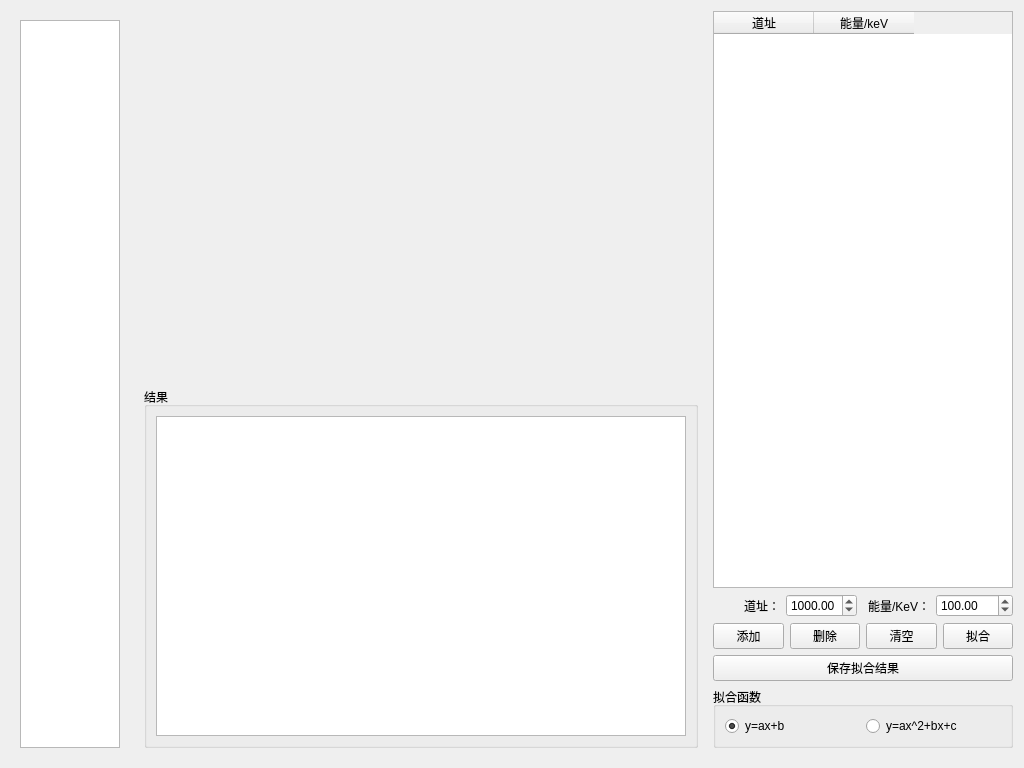
The window that energycalibration.ui (MrXiaomao/HXR_Detector) describes before a commit, drawn with Qt 5.
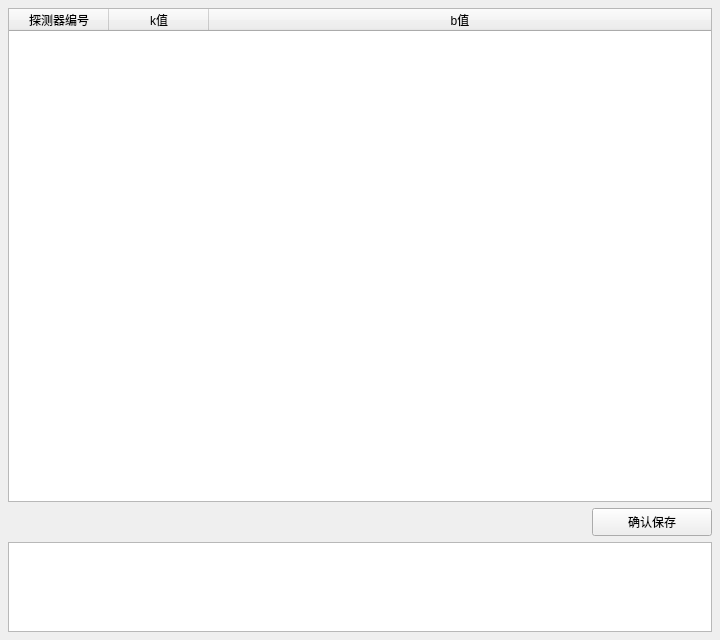
The same window after the commit.

Commit message: 1.能量刻度界面可输入k,b值，并自动保存到一个csv文件，启动时读取。(初步测试版）

Diff of the .ui file:
```diff
--- a/energycalibration.ui
+++ b/energycalibration.ui
@@ -9,376 +9,92 @@
    <rect>
     <x>0</x>
     <y>0</y>
-    <width>1024</width>
-    <height>768</height>
+    <width>720</width>
+    <height>640</height>
    </rect>
   </property>
   <property name="windowTitle">
    <string>能量刻度</string>
   </property>
-  <property name="styleSheet">
-   <string notr="true"/>
-  </property>
-  <layout class="QHBoxLayout" name="horizontalLayout_2">
+  <layout class="QVBoxLayout" name="verticalLayout">
+   <property name="leftMargin">
+    <number>8</number>
+   </property>
+   <property name="topMargin">
+    <number>8</number>
+   </property>
+   <property name="rightMargin">
+    <number>8</number>
+   </property>
+   <property name="bottomMargin">
+    <number>8</number>
+   </property>
    <item>
-    <widget class="QWidget" name="widget_left" native="true">
-     <layout class="QVBoxLayout" name="verticalLayout_4">
-      <item>
-       <widget class="QTableWidget" name="tableWidget_det">
-        <property name="sizePolicy">
-         <sizepolicy hsizetype="Preferred" vsizetype="Expanding">
-          <horstretch>0</horstretch>
-          <verstretch>0</verstretch>
-         </sizepolicy>
-        </property>
-        <property name="maximumSize">
-         <size>
-          <width>100</width>
-          <height>16777215</height>
-         </size>
-        </property>
-        <attribute name="verticalHeaderVisible">
-         <bool>false</bool>
-        </attribute>
-        <row>
-         <property name="text">
-          <string>谱仪#1</string>
-         </property>
-        </row>
-        <row>
-         <property name="text">
-          <string>谱仪#2</string>
-         </property>
-        </row>
-        <row>
-         <property name="text">
-          <string>谱仪#3</string>
-         </property>
-        </row>
-        <row>
-         <property name="text">
-          <string>谱仪#4</string>
-         </property>
-        </row>
-        <row>
-         <property name="text">
-          <string>谱仪#5</string>
-         </property>
-        </row>
-        <row>
-         <property name="text">
-          <string>谱仪#6</string>
-         </property>
-        </row>
-        <row>
-         <property name="text">
-          <string>谱仪#7</string>
-         </property>
-        </row>
-        <row>
-         <property name="text">
-          <string>谱仪#8</string>
-         </property>
-        </row>
-        <row>
-         <property name="text">
-          <string>谱仪#9</string>
-         </property>
-        </row>
-        <row>
-         <property name="text">
-          <string>谱仪#10</string>
-         </property>
-        </row>
-        <row>
-         <property name="text">
-          <string>谱仪#11</string>
-         </property>
-        </row>
-        <row>
-         <property name="text">
-          <string>谱仪#12</string>
-         </property>
-        </row>
-        <row>
-         <property name="text">
-          <string>谱仪#13</string>
-         </property>
-        </row>
-        <row>
-         <property name="text">
-          <string>谱仪#14</string>
-         </property>
-        </row>
-        <row>
-         <property name="text">
-          <string>谱仪#15</string>
-         </property>
-        </row>
-        <row>
-         <property name="text">
-          <string>谱仪#16</string>
-         </property>
-        </row>
-        <row>
-         <property name="text">
-          <string>谱仪#17</string>
-         </property>
-        </row>
-        <row>
-         <property name="text">
-          <string>谱仪#18</string>
-         </property>
-        </row>
-        <row>
-         <property name="text">
-          <string>谱仪#19</string>
-         </property>
-        </row>
-        <row>
-         <property name="text">
-          <string>谱仪#20</string>
-         </property>
-        </row>
-        <row>
-         <property name="text">
-          <string>谱仪#21</string>
-         </property>
-        </row>
-        <row>
-         <property name="text">
-          <string>谱仪#22</string>
-         </property>
-        </row>
-        <row>
-         <property name="text">
-          <string>谱仪#23</string>
-         </property>
-        </row>
-        <row>
-         <property name="text">
-          <string>谱仪#24</string>
-         </property>
-        </row>
-       </widget>
-      </item>
-     </layout>
-    </widget>
-   </item>
-   <item>
-    <widget class="QWidget" name="widget_middle" native="true">
-     <layout class="QVBoxLayout" name="verticalLayout_2">
-      <item>
-       <widget class="QWidget" name="widget_plot" native="true">
-        <property name="sizePolicy">
-         <sizepolicy hsizetype="Preferred" vsizetype="Expanding">
-          <horstretch>0</horstretch>
-          <verstretch>0</verstretch>
-         </sizepolicy>
-        </property>
-        <property name="minimumSize">
-         <size>
-          <width>0</width>
-          <height>0</height>
-         </size>
-        </property>
-        <property name="maximumSize">
-         <size>
-          <width>16777215</width>
-          <height>16777215</height>
-         </size>
-        </property>
-        <layout class="QGridLayout" name="gridLayout_3">
-         <property name="leftMargin">
-          <number>0</number>
-         </property>
-         <property name="topMargin">
-          <number>0</number>
-         </property>
-         <property name="rightMargin">
-          <number>0</number>
-         </property>
-         <property name="bottomMargin">
-          <number>0</number>
-         </property>
-        </layout>
-       </widget>
-      </item>
-      <item>
-       <widget class="QGroupBox" name="groupBox_2">
-        <property name="sizePolicy">
-         <sizepolicy hsizetype="Preferred" vsizetype="Minimum">
-          <horstretch>0</horstretch>
-          <verstretch>0</verstretch>
-         </sizepolicy>
-        </property>
-        <property name="title">
-         <string>结果</string>
-        </property>
-        <layout class="QVBoxLayout" name="verticalLayout_3">
-         <item>
-          <widget class="QPlainTextEdit" name="plainTextEdit_log"/>
-         </item>
-        </layout>
-       </widget>
-      </item>
-     </layout>
-    </widget>
-   </item>
-   <item>
-    <widget class="QWidget" name="widget" native="true">
-     <property name="minimumSize">
-      <size>
-       <width>200</width>
-       <height>0</height>
-      </size>
+    <widget class="QTableWidget" name="tableWidget">
+     <property name="alternatingRowColors">
+      <bool>true</bool>
      </property>
+     <attribute name="horizontalHeaderStretchLastSection">
+      <bool>true</bool>
+     </attribute>
+     <column>
+      <property name="text">
+       <string>探测器编号</string>
+      </property>
+     </column>
+     <column>
+      <property name="text">
+       <string>k值</string>
+      </property>
+     </column>
+     <column>
+      <property name="text">
+       <string>b值</string>
+      </property>
+     </column>
+    </widget>
+   </item>
+   <item>
+    <layout class="QHBoxLayout" name="horizontalLayout">
+     <item>
+      <spacer name="horizontalSpacer">
+       <property name="orientation">
+        <enum>Qt::Horizontal</enum>
+       </property>
+       <property name="sizeHint" stdset="0">
+        <size>
+         <width>40</width>
+         <height>20</height>
+        </size>
+       </property>
+      </spacer>
+     </item>
+     <item>
+      <widget class="QPushButton" name="bt_SaveFit">
+       <property name="minimumSize">
+        <size>
+         <width>120</width>
+         <height>28</height>
+        </size>
+       </property>
+       <property name="text">
+        <string>确认保存</string>
+       </property>
+      </widget>
+     </item>
+    </layout>
+   </item>
+   <item>
+    <widget class="QPlainTextEdit" name="plainTextEdit_log">
      <property name="maximumSize">
       <size>
-       <width>300</width>
-       <height>16777215</height>
+       <width>16777215</width>
+       <height>90</height>
       </size>
      </property>
-     <layout class="QVBoxLayout" name="verticalLayout">
-      <property name="leftMargin">
-       <number>0</number>
-      </property>
-      <property name="topMargin">
-       <number>0</number>
-      </property>
-      <property name="rightMargin">
-       <number>0</number>
-      </property>
-      <item>
-       <widget class="QTableWidget" name="tableWidget">
-        <attribute name="verticalHeaderVisible">
-         <bool>true</bool>
-        </attribute>
-        <column>
-         <property name="text">
-          <string>道址</string>
-         </property>
-        </column>
-        <column>
-         <property name="text">
-          <string>能量/keV</string>
-         </property>
-        </column>
-       </widget>
-      </item>
-      <item>
-       <layout class="QHBoxLayout" name="horizontalLayout">
-        <item>
-         <widget class="QLabel" name="label">
-          <property name="text">
-           <string>道址：</string>
-          </property>
-          <property name="alignment">
-           <set>Qt::AlignRight|Qt::AlignTrailing|Qt::AlignVCenter</set>
-          </property>
-         </widget>
-        </item>
-        <item>
-         <widget class="QDoubleSpinBox" name="doubleSpinBox_x">
-          <property name="maximum">
-           <double>8192.000000000000000</double>
-          </property>
-          <property name="value">
-           <double>1000.000000000000000</double>
-          </property>
-         </widget>
-        </item>
-        <item>
-         <widget class="QLabel" name="label_2">
-          <property name="text">
-           <string>能量/KeV：</string>
-          </property>
-          <property name="alignment">
-           <set>Qt::AlignRight|Qt::AlignTrailing|Qt::AlignVCenter</set>
-          </property>
-         </widget>
-        </item>
-        <item>
-         <widget class="QDoubleSpinBox" name="doubleSpinBox_y">
-          <property name="maximum">
-           <double>10000.000000000000000</double>
-          </property>
-          <property name="singleStep">
-           <double>100.000000000000000</double>
-          </property>
-          <property name="value">
-           <double>100.000000000000000</double>
-          </property>
-         </widget>
-        </item>
-       </layout>
-      </item>
-      <item>
-       <layout class="QHBoxLayout" name="horizontalLayout_3">
-        <item>
-         <widget class="QPushButton" name="pushButton_add">
-          <property name="text">
-           <string>添加</string>
-          </property>
-         </widget>
-        </item>
-        <item>
-         <widget class="QPushButton" name="pushButton_del">
-          <property name="text">
-           <string>删除</string>
-          </property>
-         </widget>
-        </item>
-        <item>
-         <widget class="QPushButton" name="btn_clearTable">
-          <property name="text">
-           <string>清空</string>
-          </property>
-         </widget>
-        </item>
-        <item>
-         <widget class="QPushButton" name="pushButton_fit">
-          <property name="text">
-           <string>拟合</string>
-          </property>
-         </widget>
-        </item>
-       </layout>
-      </item>
-      <item>
-       <widget class="QPushButton" name="bt_SaveFit">
-        <property name="text">
-         <string>保存拟合结果</string>
-        </property>
-       </widget>
-      </item>
-      <item>
-       <widget class="QGroupBox" name="groupBox">
-        <property name="title">
-         <string>拟合函数</string>
-        </property>
-        <layout class="QGridLayout" name="gridLayout">
-         <item row="0" column="0">
-          <widget class="QRadioButton" name="btnFit1">
-           <property name="text">
-            <string>y=ax+b</string>
-           </property>
-           <property name="checked">
-            <bool>true</bool>
-           </property>
-          </widget>
-         </item>
-         <item row="0" column="1">
-          <widget class="QRadioButton" name="btnFit2">
-           <property name="text">
-            <string>y=ax^2+bx+c</string>
-           </property>
-          </widget>
-         </item>
-        </layout>
-       </widget>
-      </item>
-     </layout>
+     <property name="readOnly">
+      <bool>true</bool>
+     </property>
     </widget>
    </item>
   </layout>
```
The commit also changes 5 other files.
